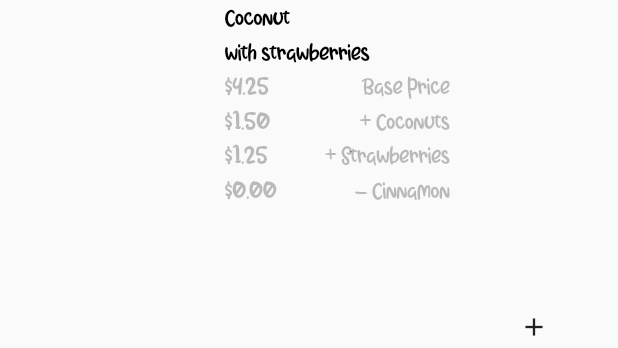
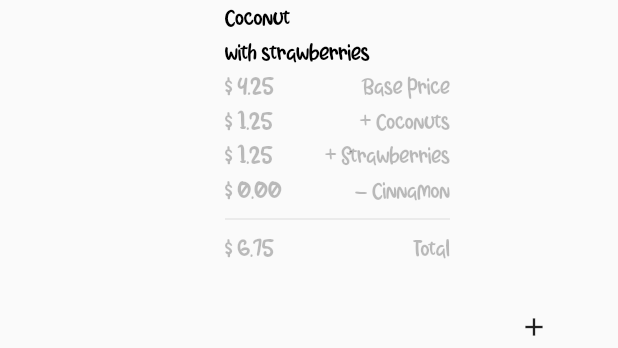
Before and after one commit to mikeyyg96/restaurant_business_layout, a Flutter app: the CartTile widget shown alone on an empty page, opened directly with sample values from the repository, on a phone screen of 412 x 824 dp. Shown: the top 348 px of the screen. Run offline on Flutter 3.47's test engine with Material 2 defaults, Android fonts, the light colour scheme and no system bars.

Commit message:
cart functionality

```diff
--- a/lib/objects/cart.dart
+++ b/lib/objects/cart.dart
@@ -1,9 +1,3 @@
-class Cart {
-  Cart({this.foodItems});
-
-  final List<FoodItem> foodItems;
-}
-
 class FoodItem {
   // Change it to Food Item
   FoodItem(
@@ -14,15 +8,16 @@
       this.img,
       this.calories,
       this.ingredients,
-      this.tag});
+      this.tag,
+      this.modification});
 
   final String name, subtitle, description, img, tag;
   final double price, calories;
   final List<Ingredient> ingredients;
+  final Map<dynamic, int> modification;
 }
 
 class Ingredient {
-  // TO DO: revise this so that Ingredient is part of Food Item
   Ingredient({this.img, this.priceUpcharge, this.name, this.calories, this.isRemoved});
 
   final String img, name;
--- a/lib/tiles/cart_tile.dart
+++ b/lib/tiles/cart_tile.dart
@@ -32,7 +32,7 @@
               Row(
                 children: <Widget>[
                   Text(
-                    '\$' + widget.foodItem.price.toStringAsFixed(2),
+                    '\$ ' + widget.foodItem.price.toStringAsFixed(2),
                     style: stylingSmallGray(),
                   ),
                   Expanded(
@@ -53,7 +53,7 @@
                       ? Row(
                           children: <Widget>[
                             Text(
-                              '\$' +
+                              '\$ ' +
                                   widget.foodItem.ingredients[idx].priceUpcharge
                                       .toStringAsFixed(2),
                               style: stylingSmallGray(),
@@ -70,7 +70,7 @@
                       : Row(
                           children: <Widget>[
                             Text(
-                              '\$' +
+                              '\$ ' +
                                   widget.foodItem.ingredients[idx].priceUpcharge
                                       .toStringAsFixed(2),
                               style: stylingSmallGray(),
@@ -85,18 +85,43 @@
                           ],
                         );
                 },
+              ),
+              Divider(),
+              Row(
+                children: <Widget>[
+                  Text(
+                    '\$ 6.75',
+                    style: stylingSmallGray(),
+                  ),
+                  Expanded(
+                    child: Text(
+                      'Total',
+                      style: stylingSmallGray(),
+                      textAlign: TextAlign.right,
+                    ),
+                  ),
+                ],
               )
             ],
           ),
         ),
-        Padding(padding: const EdgeInsets.all(32.0), child: Column(
-          mainAxisAlignment: MainAxisAlignment.spaceEvenly,
-          children: <Widget>[
-            IconButton(icon: Icon(Icons.add, size: 20), onPressed: () {},),
-            Text('x\t1'),
-            IconButton(icon: Icon(Icons.remove, size: 20), onPressed: () {},),
-          ],
-        ),),
+        Padding(
+          padding: const EdgeInsets.all(32.0),
+          child: Column(
+            mainAxisAlignment: MainAxisAlignment.spaceEvenly,
+            children: <Widget>[
+              IconButton(
+                icon: Icon(Icons.add, size: 20),
+                onPressed: () {},
+              ),
+              Text('x\t1'),
+              IconButton(
+                icon: Icon(Icons.remove, size: 20),
+                onPressed: () {},
+              ),
+            ],
+          ),
+        ),
       ],
     ));
   }
--- a/pubspec.yaml
+++ b/pubspec.yaml
@@ -21,6 +21,7 @@
     sdk: flutter
 
   cupertino_icons: ^0.1.2
+  url_launcher: ^5.4.1
 
 dev_dependencies:
   flutter_test:
```
Also changed, not shown: lib/pages/content_page.dart (+13 -16 lines), lib/widgets/custom_card.dart (+14 -22 lines), lib/widgets/sidenavbar.dart (+14 -10 lines), pubspec.lock.
